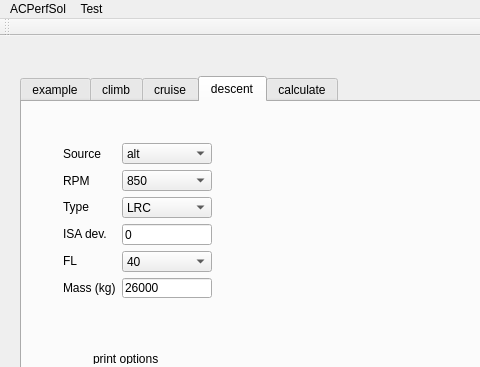
The window that ACPerfSol/mainwindow.ui (TobiasMue/DPerf) describes before a commit, drawn with Qt 5; both pictures show x 0 to 480 and y 0 to 367 of the 562 by 510 pixel window.
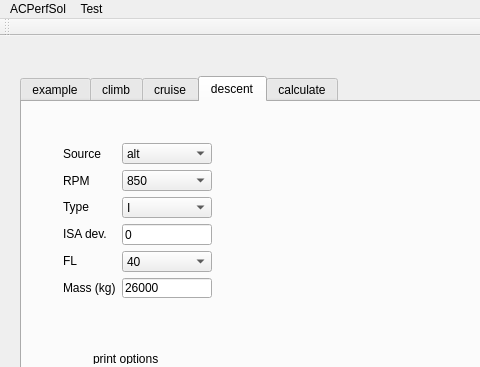
The same window after the commit. Custom widgets are drawn as their Qt base class.

Commit message: fixed combobox for descent type

The edit to the form file:
```diff
--- a/ACPerfSol/mainwindow.ui
+++ b/ACPerfSol/mainwindow.ui
@@ -909,7 +909,7 @@
            </property>
            <item>
             <property name="text">
-             <string>LRC</string>
+             <string>I</string>
             </property>
            </item>
            <item>
```
Left out of the diff: 11 changed lines with no effect on the pictures.
